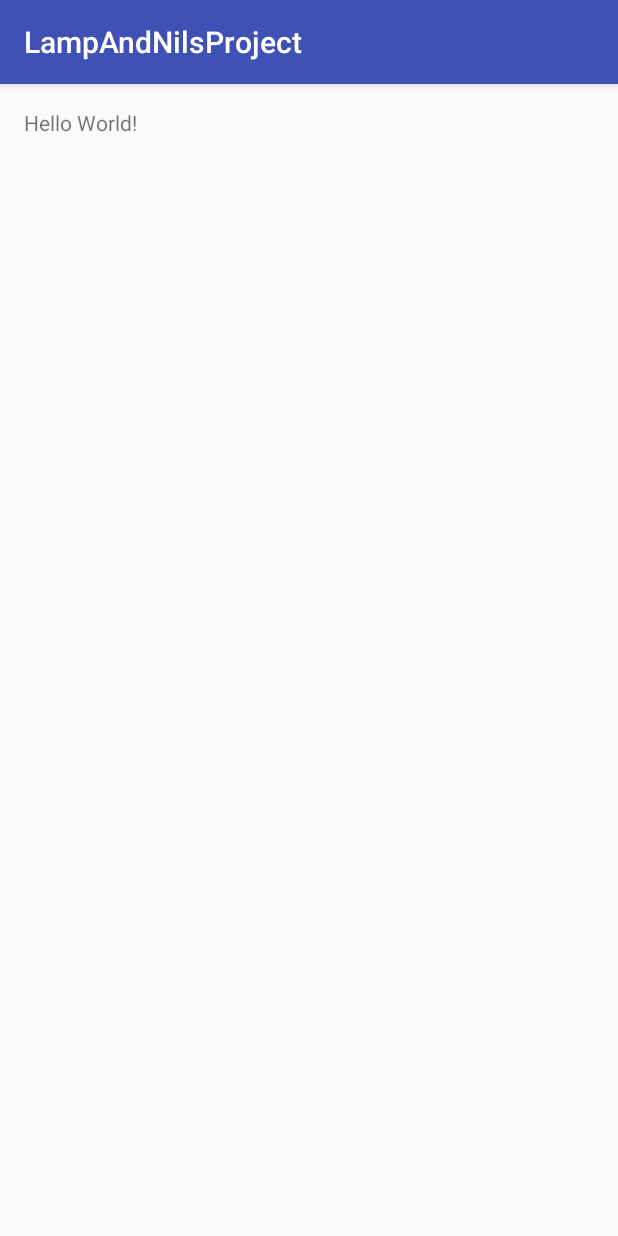
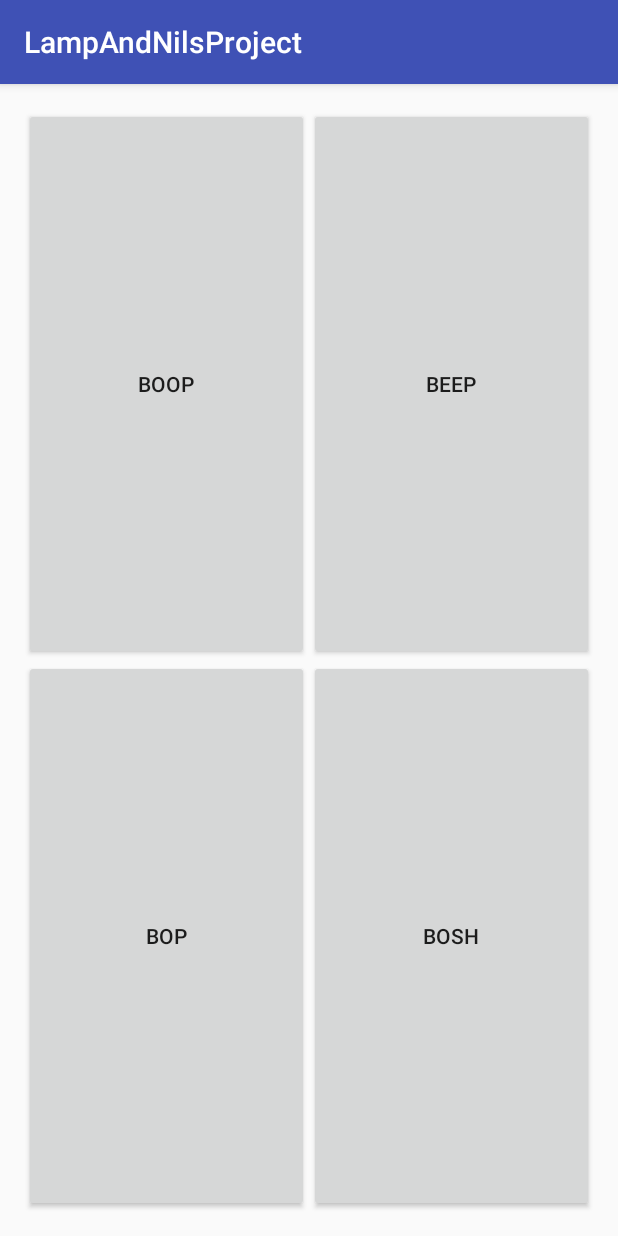
Before and after one commit to jj05y/ClimbingLogAndroidApp, an Android app: the screen it shows after launch (MainActivity), on a phone screen of 412 x 824 dp. Run offline under Robolectric (Android 15) with nearby library versions, the phone set to English and light mode, and no system bars.

Commit message:
bop bash bosh

```diff
--- a/app/src/main/java/nils/and/lamp/lampandnilsproject/MainActivity.java
+++ b/app/src/main/java/nils/and/lamp/lampandnilsproject/MainActivity.java
@@ -2,6 +2,10 @@ package nils.and.lamp.lampandnilsproject;
 
 import android.support.v7.app.AppCompatActivity;
 import android.os.Bundle;
+import android.util.Log;
+import android.view.View;
+import android.widget.Button;
+import android.widget.Toast;
 
 public class MainActivity extends AppCompatActivity {
 
@@ -9,5 +13,29 @@ public class MainActivity extends AppCompatActivity {
     protected void onCreate(Bundle savedInstanceState) {
         super.onCreate(savedInstanceState);
         setContentView(R.layout.activity_main);
+
+
+        View.OnClickListener listener = new View.OnClickListener() {
+            @Override
+            public void onClick(View view) {
+                Button button = (Button) view;
+                CharSequence text = button.getText();
+                Toast.makeText(getApplicationContext(), button.getText(), Toast.LENGTH_SHORT).show();
+                Log.d("text", text + "");
+            }
+        };
+
+        Button[] buttons = {
+                (Button) findViewById(R.id.button_boop),
+                (Button) findViewById(R.id.button_beep),
+                (Button) findViewById(R.id.button_bop),
+                (Button) findViewById(R.id.button_bosh),
+        };
+        for (Button button : buttons) {
+            button.setOnClickListener(listener);
+        }
+
     }
+
+
 }
--- a/app/src/main/res/layout/activity_main.xml
+++ b/app/src/main/res/layout/activity_main.xml
@@ -1,5 +1,5 @@
 <?xml version="1.0" encoding="utf-8"?>
-<RelativeLayout xmlns:android="http://schemas.android.com/apk/res/android"
+<LinearLayout xmlns:android="http://schemas.android.com/apk/res/android"
     xmlns:tools="http://schemas.android.com/tools"
     android:id="@+id/activity_main"
     android:layout_width="match_parent"
@@ -8,10 +8,51 @@
     android:paddingLeft="@dimen/activity_horizontal_margin"
     android:paddingRight="@dimen/activity_horizontal_margin"
     android:paddingTop="@dimen/activity_vertical_margin"
+    android:orientation="vertical"
+
     tools:context="nils.and.lamp.lampandnilsproject.MainActivity">
 
-    <TextView
-        android:layout_width="wrap_content"
-        android:layout_height="wrap_content"
-        android:text="Hello World!" />
-</RelativeLayout>
+
+    <LinearLayout
+        android:orientation="horizontal"
+        android:layout_width="match_parent"
+        android:layout_height="match_parent"
+        android:layout_weight="1">
+
+        <Button
+            android:text="BOOP"
+            android:layout_width="match_parent"
+            android:layout_height="match_parent"
+            android:id="@+id/button_boop"
+            android:layout_weight="1" />
+
+        <Button
+            android:text="BEEP"
+            android:layout_width="match_parent"
+            android:layout_height="match_parent"
+            android:id="@+id/button_beep"
+            android:layout_weight="1" />
+    </LinearLayout>
+
+
+    <LinearLayout
+        android:orientation="horizontal"
+        android:layout_width="match_parent"
+        android:layout_height="match_parent"
+        android:layout_weight="1">
+
+        <Button
+            android:text="BOP"
+            android:layout_width="match_parent"
+            android:layout_height="match_parent"
+            android:id="@+id/button_bop"
+            android:layout_weight="1" />
+
+        <Button
+            android:text="BOSH"
+            android:layout_width="match_parent"
+            android:layout_height="match_parent"
+            android:id="@+id/button_bosh"
+            android:layout_weight="1" />
+    </LinearLayout>
+</LinearLayout>
```
